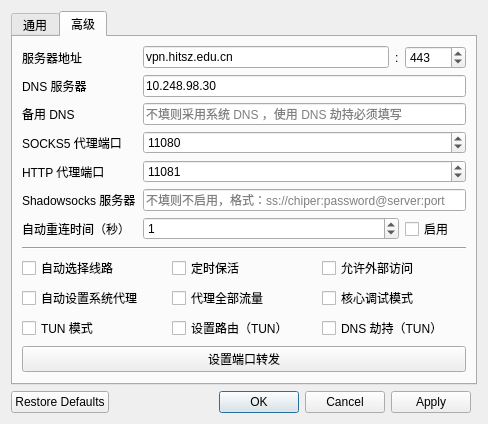
Mythologyli/ZJU-Connect-for-Windows, file settingwindow/settingwindow.ui: the form before one commit.
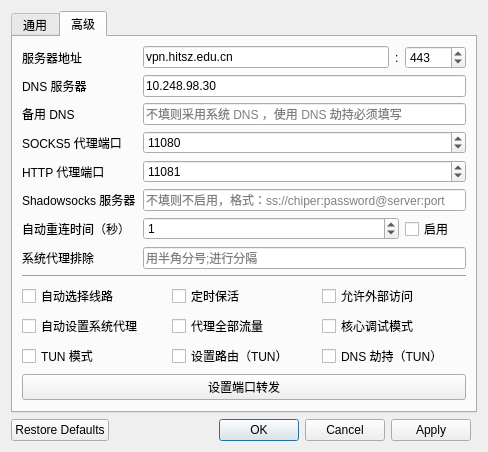
The form after the commit. The open tabs and pages were chosen to show the change.

Commit message:
feat: enhance README and settings for system proxy configuration
- Updated README to provide clearer instructions for Windows, macOS, and Linux users on downloading and running the application.
- Added a new input field for "System Proxy Bypass" in the settings window to allow users to specify hosts to bypass the proxy.
- Modified the proxy settings logic to include the bypass configuration for Linux and Windows systems.
- Adjusted UI layout to accommodate the new settings and improved overall usability.

Diff of the .ui file:
```diff
--- a/settingwindow/settingwindow.ui
+++ b/settingwindow/settingwindow.ui
@@ -7,7 +7,7 @@
     <x>0</x>
     <y>0</y>
     <width>486</width>
-    <height>406</height>
+    <height>433</height>
    </rect>
   </property>
   <property name="windowTitle">
@@ -432,6 +432,20 @@
          </property>
         </widget>
        </item>
+       <item row="7" column="0">
+        <widget class="QLabel" name="zjuConnectTabLabel11">
+         <property name="text">
+          <string>系统代理排除</string>
+         </property>
+        </widget>
+       </item>
+       <item row="7" column="1" colspan="3">
+        <widget class="QLineEdit" name="systemProxyBypassLineEdit">
+         <property name="placeholderText">
+          <string>用半角分号;进行分隔</string>
+         </property>
+        </widget>
+       </item>
       </layout>
      </widget>
     </widget>
```
Left out of the diff: 4 changed lines with no effect on the pictures. The commit also changes 5 other files.
